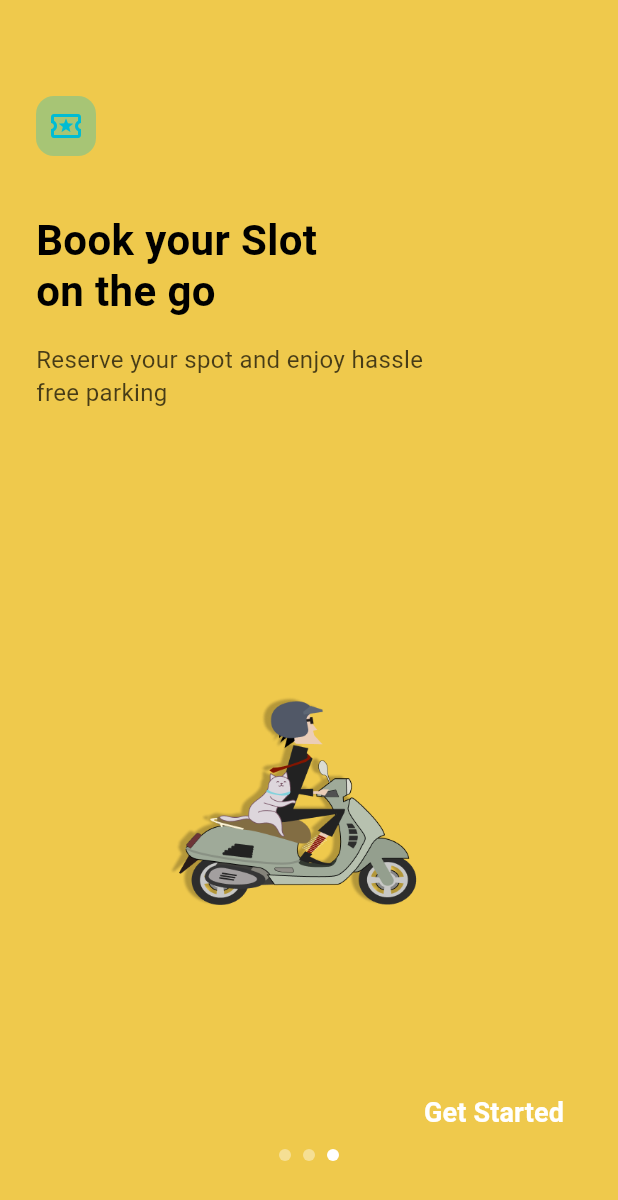
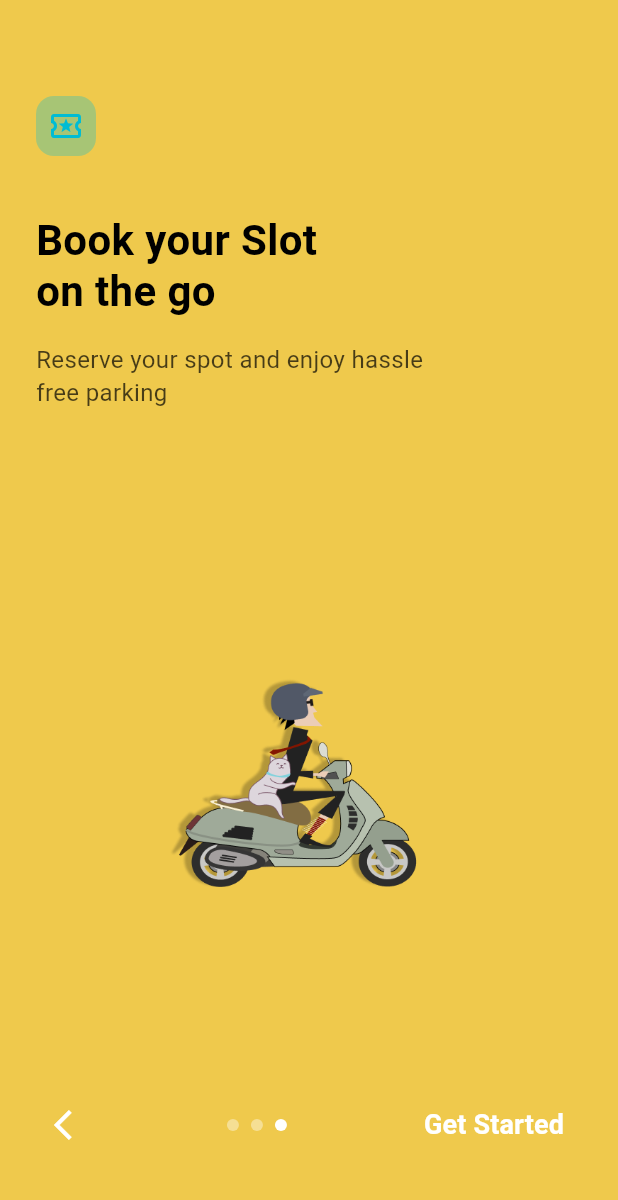
Before and after one commit to Florien2208/Urban-Traffic-Mobile-App, a Flutter app: the screen it shows after launch, swiped to page 3, on a phone screen of 412 x 824 dp. Shown: the top 1200 px of the screen. Run offline on Flutter 3.47's test engine with Material 3 defaults, Android fonts, the phone set to English and light mode, and no system bars.

Commit message:
updates on welcome page

```diff
--- a/lib/screens/onboarding_screen.dart
+++ b/lib/screens/onboarding_screen.dart
@@ -1,4 +1,4 @@
-// lib/screens/onboarding_screen.dart
+import 'package:first_app/screens/signup_screen.dart';
 import 'package:flutter/material.dart';
 import 'dart:async';
 import '../widgets/onboarding_page.dart';
@@ -109,15 +109,29 @@ class _OnboardingScreenState extends State<OnboardingScreen> {
   }
 
   void _navigateToNextScreen() {
-    // Cancel the timer before navigating
     _timer?.cancel();
+    Navigator.pushReplacement(
+      context,
+      MaterialPageRoute(builder: (context) => const SignupScreen()),
+    );
+  }
 
-    // Here you can navigate to your main app screen
-    // For example:
-    // Navigator.pushReplacement(
-    //   context,
-    //   MaterialPageRoute(builder: (context) => const MainScreen()),
-    // );
+  void _nextPage() {
+    if (_currentPage < _pages.length - 1) {
+      _pageController.nextPage(
+        duration: const Duration(milliseconds: 350),
+        curve: Curves.easeIn,
+      );
+    }
+  }
+
+  void _previousPage() {
+    if (_currentPage > 0) {
+      _pageController.previousPage(
+        duration: const Duration(milliseconds: 350),
+        curve: Curves.easeIn,
+      );
+    }
   }
 
   @override
@@ -137,37 +151,24 @@ class _OnboardingScreenState extends State<OnboardingScreen> {
                 },
               ),
             ),
-            // Next/Get Started Button
-            Padding(
-              padding: const EdgeInsets.symmetric(horizontal: 24.0),
+            Container(
+              padding:
+                  const EdgeInsets.symmetric(horizontal: 24.0, vertical: 20.0),
               child: Row(
-                mainAxisAlignment: MainAxisAlignment.end,
+                mainAxisAlignment: MainAxisAlignment.spaceBetween,
                 children: [
-                  TextButton(
-                    onPressed: _currentPage == _pages.length - 1
-                      ? _navigateToNextScreen
-                      : () {
-                          _pageController.nextPage(
-                            duration: const Duration(milliseconds: 350),
-                            curve: Curves.easeIn,
-                          );
-                        },
-                    child: Text(
-                      _currentPage == _pages.length - 1 ? 'Get Started' : 'Next',
-                      style: const TextStyle(
-                        color: Colors.white,
-                        fontSize: 18,
-                        fontWeight: FontWeight.bold,
-                      ),
-                    ),
-                  ),
-                ],
+                  // Left Arrow
+                  IconButton(
+                    onPressed: _currentPage > 0 ? _previousPage : null,
+                    icon: Icon(
+                      Icons.arrow_back_ios,
+                      color: _currentPage > 0
+                          ? Colors.white
+                          : Colors.white.withOpacity(0.3),
                     ),
                   ),
                   // Page Indicators
-            Padding(
-              padding: const EdgeInsets.only(bottom: 50.0),
-              child: Row(
+                  Row(
                     mainAxisAlignment: MainAxisAlignment.center,
                     children: List.generate(
                       _pages.length,
@@ -184,7 +185,30 @@ class _OnboardingScreenState extends State<OnboardingScreen> {
                       ),
                     ),
                   ),
+                  // Right Arrow or Get Started
+                  _currentPage == _pages.length - 1
+                      ? TextButton(
+                          onPressed: _navigateToNextScreen,
+                          child: const Text(
+                            'Get Started',
+                            style: TextStyle(
+                              color: Colors.white,
+                              fontSize: 18,
+                              fontWeight: FontWeight.bold,
                             ),
+                          ),
+                        )
+                      : IconButton(
+                          onPressed: _nextPage,
+                          icon: const Icon(
+                            Icons.arrow_forward_ios,
+                            color: Colors.white,
+                          ),
+                        ),
+                ],
+              ),
+            ),
+            const SizedBox(height: 30), // Additional bottom padding
           ],
         ),
       ),
```
Also changed, not shown: lib/screens/signup_screen.dart (added, +234 -0 lines), 1 other file. Lines whose indentation alone changed are shown as unchanged.
